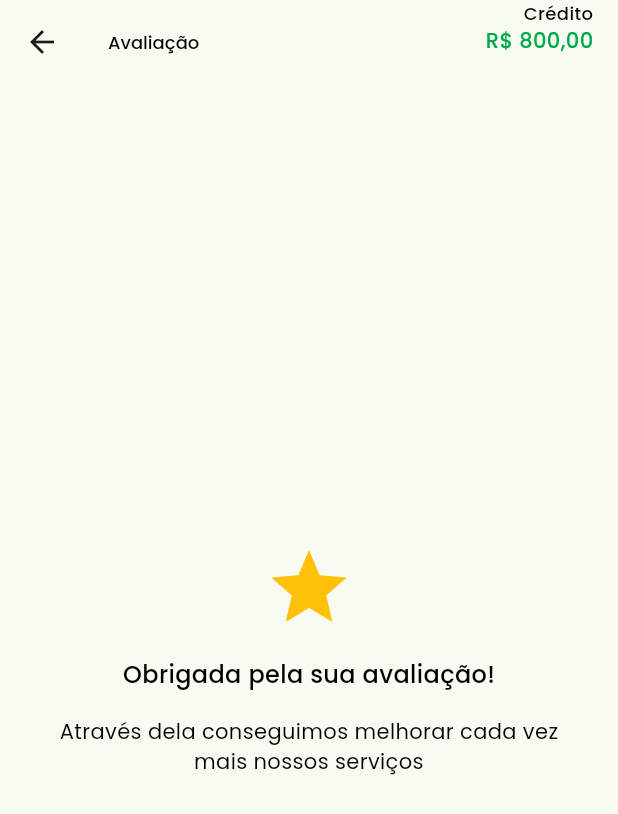
After one commit to Azhar-Dogar/projeto, a Flutter app: the ReviewInstructor screen opened directly, after a tap on "Enviar", on a phone screen of 412 x 824 dp. The commit adds this screen. Shown: the top 814 px of the screen. Run offline on Flutter 3.47's test engine with Material 2 defaults, Android fonts, the phone set to English and light mode, and no system bars; drawn by our look-alikes of flutter_rating_bar; our stand-ins replace google_fonts, persistent_bottom_nav_bar.

Commit message:
reviews terms and condition

```diff
--- a/lib/extras/app_assets.dart
+++ b/lib/extras/app_assets.dart
@@ -34,6 +34,8 @@ class AppImages {
   static var demo = getName("demo.jpeg");
   static var instructor = getName("instructor.png");
   static var instructor_1 = getName("instructor_1.png");
+  static var instructor_2 = getName("instructor_2.png");
+
 
   static String getName(String name) {
     return "$main$name";
--- a/lib/screens/dashboard/profile/add_balance.dart
+++ b/lib/screens/dashboard/profile/credit/add_balance.dart
@@ -2,7 +2,7 @@ import 'package:flutter/material.dart';
 import 'package:projeto/extras/app_textstyles.dart';
 import 'package:projeto/extras/extensions.dart';
 import 'package:projeto/extras/functions.dart';
-import 'package:projeto/screens/dashboard/profile/select_payment_type.dart';
+import 'package:projeto/screens/dashboard/profile/credit/select_payment_type.dart';
 import 'package:projeto/widgets/c_profile_app_bar.dart';
 import 'package:projeto/widgets/button_widget.dart';
 import 'package:projeto/widgets/margin_widget.dart';
--- a/lib/screens/dashboard/profile/add_new_card.dart
+++ b/lib/screens/dashboard/profile/credit/add_new_card.dart
@@ -4,7 +4,7 @@ import 'package:projeto/extras/app_textstyles.dart';
 import 'package:projeto/extras/colors.dart';
 import 'package:projeto/extras/extensions.dart';
 import 'package:projeto/extras/functions.dart';
-import 'package:projeto/screens/dashboard/profile/success_message.dart';
+import 'package:projeto/screens/dashboard/profile/credit/success_message.dart';
 import 'package:projeto/widgets/c_profile_app_bar.dart';
 import 'package:projeto/widgets/button_widget.dart';
 import 'package:projeto/widgets/custom_asset_image.dart';
--- a/lib/screens/dashboard/profile/balance.dart
+++ b/lib/screens/dashboard/profile/credit/balance.dart
@@ -4,7 +4,7 @@ import 'package:projeto/extras/app_textstyles.dart';
 import 'package:projeto/extras/colors.dart';
 import 'package:projeto/extras/extensions.dart';
 import 'package:projeto/extras/functions.dart';
-import 'package:projeto/screens/dashboard/profile/add_balance.dart';
+import 'package:projeto/screens/dashboard/profile/credit/add_balance.dart';
 import 'package:projeto/screens/dashboard/profile/widgets/card_detail.dart';
 import 'package:projeto/widgets/c_profile_app_bar.dart';
 import 'package:projeto/widgets/custom_asset_image.dart';
--- a/lib/screens/dashboard/profile/widgets/card_detail.dart
+++ b/lib/screens/dashboard/profile/widgets/card_detail.dart
@@ -1,6 +1,6 @@
 import 'package:flutter/material.dart';
 import 'package:projeto/extras/extensions.dart';
-import 'package:projeto/screens/dashboard/profile/add_new_card.dart';
+import 'package:projeto/screens/dashboard/profile/credit/add_new_card.dart';
 
 import '../../../../extras/app_assets.dart';
 import '../../../../extras/app_textstyles.dart';
--- /dev/null
+++ b/lib/screens/dashboard/reviews/review_instructor.dart
@@ -0,0 +1,134 @@
+import 'package:flutter/material.dart';
+import 'package:flutter_rating_bar/flutter_rating_bar.dart';
+import 'package:projeto/extras/app_assets.dart';
+import 'package:projeto/extras/app_textstyles.dart';
+import 'package:projeto/extras/colors.dart';
+import 'package:projeto/extras/extensions.dart';
+import 'package:projeto/screens/dashboard/reviews/review_success.dart';
+import 'package:projeto/widgets/button_widget.dart';
+import 'package:projeto/widgets/custom_asset_image.dart';
+import 'package:projeto/widgets/margin_widget.dart';
+import 'package:projeto/widgets/textfield_widget.dart';
+
+import '../../../widgets/c_profile_app_bar.dart';
+
+class ReviewInstructor extends StatefulWidget {
+  const ReviewInstructor({Key? key}) : super(key: key);
+
+  @override
+  State<ReviewInstructor> createState() => _ReviewInstructorState();
+}
+
+class _ReviewInstructorState extends State<ReviewInstructor> {
+  late double width, padding;
+
+  TextEditingController reviewC = TextEditingController();
+
+  @override
+  Widget build(BuildContext context) {
+    width = context.width;
+    padding = width * 0.04;
+
+    return Scaffold(
+      appBar: CustomAppBar("Avaliação"),
+      body: Column(
+        children: [
+          Container(
+            width: double.infinity,
+            color: CColors.dashboard,
+            padding: const EdgeInsets.only(top: 36, bottom: 36),
+            child: Column(
+              children: [
+                Container(
+                  height: 90,
+                  width: 90,
+                  decoration: BoxDecoration(
+                    shape: BoxShape.circle,
+                    border: Border.all(color: CColors.primary, width: 4),
+                  ),
+                  child: ClipOval(
+                    child: CustomAssetImage(
+                      path: AppImages.demo,
+                      fit: BoxFit.cover,
+                    ),
+                  ),
+                ),
+                const MarginWidget(),
+                Text(
+                  "Annette Johnson",
+                  style: AppTextStyles.titleMedium(),
+                ),
+              ],
+            ),
+          ),
+          Expanded(
+            child: Padding(
+              padding: EdgeInsets.only(left: padding, right: padding),
+              child: SingleChildScrollView(
+                child: Column(
+                  children: [
+                    const MarginWidget(),
+                    Text(
+                      "Qual sua avaliação sobre o instrutor?",
+                      style: AppTextStyles.subTitleRegular(),
+                    ),
+                    const MarginWidget(),
+                    rating(),
+                    const MarginWidget(),
+                    Text(
+                      "Qual sua avaliação do veículo utilizado?",
+                      style: AppTextStyles.subTitleRegular(),
+                    ),
+                    const MarginWidget(),
+                    rating(),
+                    const MarginWidget(),
+                    Text(
+                      textAlign: TextAlign.center,
+                      "Qual a sua avaliação sobre o percurso feito nas aulas?",
+                      style: AppTextStyles.subTitleRegular(),
+                    ),
+                    const MarginWidget(),
+                    rating(),
+                    const MarginWidget(factor: 1.5),
+                    Text(
+                      "Conte-nos mais sobre sua opinião:",
+                      style: AppTextStyles.subTitleMedium(),
+                    ),
+                    const MarginWidget(),
+                    TextFieldWidget(controller: reviewC, hint: '', maxLines: 5,),
+                    const MarginWidget(factor: 2),
+                    ButtonWidget(name: "Enviar", onPressed: (){
+                      context.push(child: const ReviewSuccess());
+                    }),
+                    const MarginWidget(),
+
+                  ],
+                ),
+              ),
+            ),
+          ),
+        ],
+      ),
+    );
+  }
+
+  Widget rating() {
+    return RatingBar.builder(
+      itemSize: 30,
+      initialRating: 3,
+      minRating: 1,
+      direction: Axis.horizontal,
+      allowHalfRating: true,
+      itemCount: 5,
+      itemPadding: const EdgeInsets.symmetric(horizontal: 1.0),
+      itemBuilder: (context, _) => const Icon(
+        Icons.star,
+        size: 10,
+        color: Colors.amber,
+      ),
+      onRatingUpdate: (rating) {
+        print(rating);
+      },
+    );
+  }
+}
--- /dev/null
+++ b/lib/screens/dashboard/reviews/review_success.dart
@@ -0,0 +1,77 @@
+import 'package:flutter/material.dart';
+import 'package:flutter_rating_bar/flutter_rating_bar.dart';
+import 'package:projeto/extras/app_assets.dart';
+import 'package:projeto/extras/app_textstyles.dart';
+import 'package:projeto/extras/colors.dart';
+import 'package:projeto/extras/extensions.dart';
+import 'package:projeto/widgets/button_widget.dart';
+import 'package:projeto/widgets/custom_asset_image.dart';
+import 'package:projeto/widgets/margin_widget.dart';
+import 'package:projeto/widgets/textfield_widget.dart';
+
+import '../../../widgets/c_profile_app_bar.dart';
+
+class ReviewSuccess extends StatefulWidget {
+  const ReviewSuccess({Key? key}) : super(key: key);
+
+  @override
+  State<ReviewSuccess> createState() => _ReviewSuccessState();
+}
+
+class _ReviewSuccessState extends State<ReviewSuccess> {
+  late double width, padding;
+
+  TextEditingController reviewC = TextEditingController();
+
+  @override
+  Widget build(BuildContext context) {
+    width = context.width;
+    padding = width * 0.04;
+
+    return Scaffold(
+      appBar: CustomAppBar("Avaliação"),
+      body: Center(
+        child: Padding(
+          padding:  EdgeInsets.only(left: padding + 20, right: padding + 20),
+          child: Column(
+            mainAxisAlignment: MainAxisAlignment.center,
+            children: [
+              rating(),
+              const MarginWidget(),
+              Text(
+                "Obrigada pela sua avaliação!",
+                style: AppTextStyles.titleMedium(),
+              ),
+              const MarginWidget(),
+              Text(
+                textAlign: TextAlign.center,
+                "Através dela conseguimos melhorar cada vez mais nossos serviços",
+                style: AppTextStyles.subTitleRegular(),
+              ),
+            ],
+          ),
+        ),
+      ),
+    );
+  }
+
+  Widget rating() {
+    return RatingBar.builder(
+      itemSize: 60,
+      initialRating: 3,
+      minRating: 1,
+      direction: Axis.horizontal,
+      allowHalfRating: true,
+      itemCount: 1,
+      itemPadding: const EdgeInsets.symmetric(horizontal: 1.0),
+      itemBuilder: (context, _) => const Icon(
+        Icons.star,
+        size: 10,
+        color: Colors.amber,
+      ),
+      onRatingUpdate: (rating) {
+        print(rating);
+      },
+    );
+  }
+}
```
Also changed, not shown: lib/screens/dashboard/notification_screen.dart (+6 -1 lines), lib/screens/dashboard/profile/credit/select_payment_type.dart (renamed from lib/screens/dashboard/profile/select_payment_type.dart, +10 -9 lines), lib/screens/dashboard/profile/meu_progresso.dart (added, +118 -0 lines), lib/screens/dashboard/profile/terms_condition.dart (added, +135 -0 lines), lib/screens/dashboard/profile_screen.dart (+15 -4 lines), lib/widgets/instructor_widget.dart (+10 -3 lines), lib/screens/dashboard/profile/credit/bar_code_scan.dart (renamed from lib/screens/dashboard/profile/bar_code_scan.dart), lib/screens/dashboard/profile/credit/success_message.dart (renamed from lib/screens/dashboard/profile/success_message.dart).
